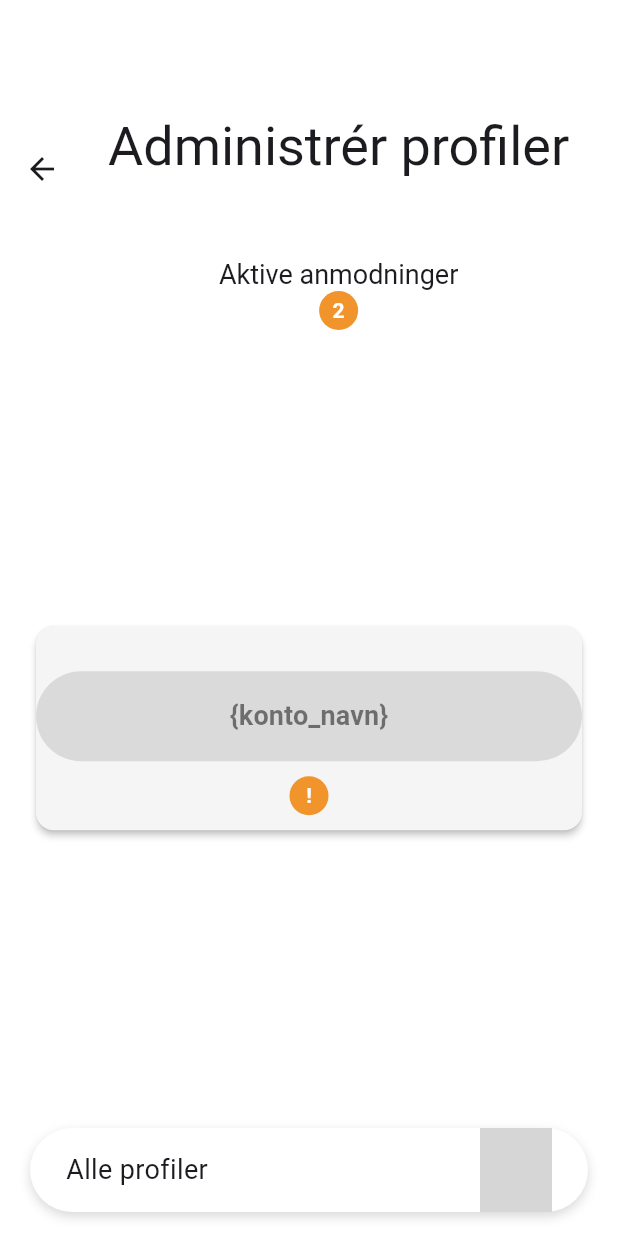
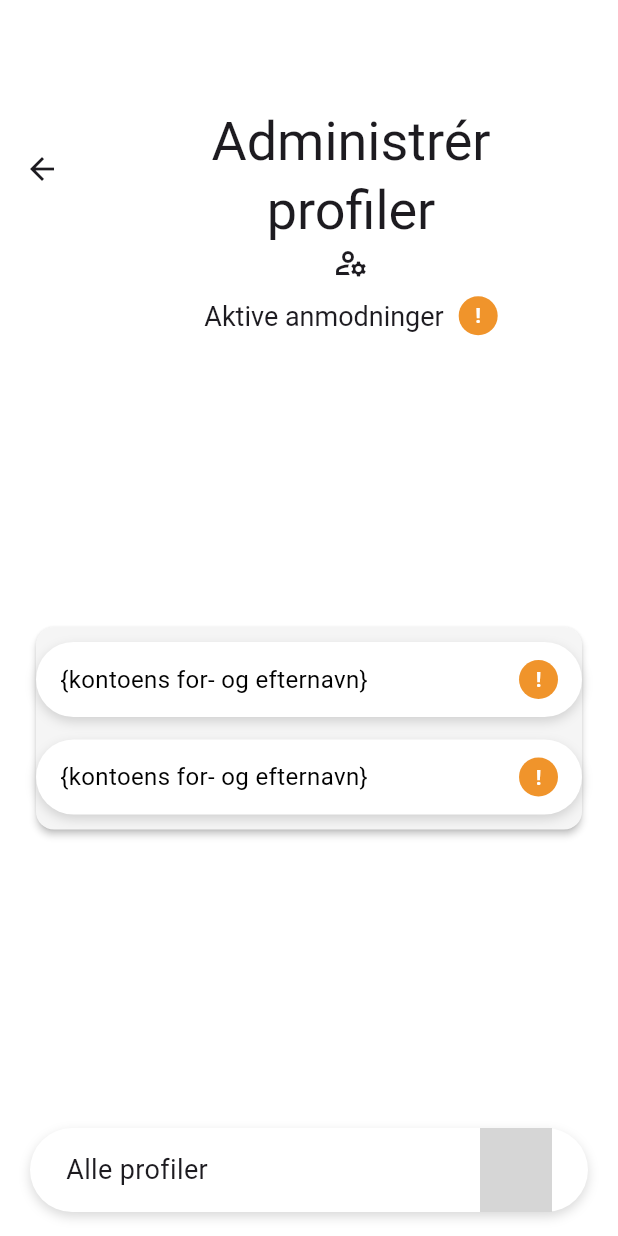
Before and after one commit to aau-giraf/foodplanner, a Flutter app: the AdminProfilesPage screen opened directly, on a phone screen of 412 x 824 dp. Run offline on Flutter 3.47's test engine with Material 3 defaults, Android fonts, the light colour scheme and no system bars; our stand-ins replace camera, dropdown_button2, flutter_advanced_switch, flutter_secure_storage, go_router, image_picker and 1 more; missing offline and left inert: flutter_advanced_segment, flutter_sficon, openapi_generator_annotations; accounts and stored records are empty; network calls fail; statements that could not run were skipped; grey boxes are pictures that could not be loaded.

Commit message:
#155: Update to the design

```diff
--- a/foodplanner/lib/pages/settings/deactivate_accounts.dart
+++ b/foodplanner/lib/pages/admin/profiles/admin_all_profiles.dart
@@ -9,6 +9,7 @@ import 'package:foodplanner/config/text_styles.dart';
 import 'package:foodplanner/models/user.dart';
 import 'package:foodplanner/services/api_config.dart';
 import 'package:foodplanner/services/user_service.dart';
+import 'package:foodplanner/components/nav_bar.dart';
 
 class AdminAllProfiles extends StatefulWidget {
   static final UserService userService = UserService(apiUrl: ApiConfig.baseUrl);
@@ -112,7 +113,7 @@ class _AdminAllProfilesState extends State<AdminAllProfiles> {
   Widget build(BuildContext context) {
     return Scaffold(
       appBar: AppBar(
-        leading: Padding(
+        /*leading: Padding(
           padding: const EdgeInsets.only(left: 20),
           child: InkWell(
             onTap: () {
@@ -135,13 +136,37 @@ class _AdminAllProfilesState extends State<AdminAllProfiles> {
         ),
         leadingWidth: 200,
         backgroundColor: Colors.white,
-        scrolledUnderElevation: 0,
+        scrolledUnderElevation: 0,*/
+        backgroundColor: Colors.white,
+        toolbarHeight: 225,
+        centerTitle: true,
+        title: Padding(
+          padding: const EdgeInsets.only(top: 70),
+          child: Column(
+            mainAxisSize: MainAxisSize.min,
+            children: [
+              Text(
+                'Administrér',
+                style: TextStyle(fontSize: 36),
+                textAlign: TextAlign.center,
+              ),
+              Text(
+                'profiler',
+                style: TextStyle(fontSize: 36),
+                textAlign: TextAlign.center,
+              ),
+              Icon(
+                Icons.manage_accounts_outlined,
+              ),
+            ],
+          ),
+        ),
       ),
       backgroundColor: Colors.white,
       body: SingleChildScrollView(
         child: Column(
           children: [
-            SettingsWidget(
+            /*SettingsWidget(
               leftIcon: SFIcons.sf_person_crop_circle_fill_badge_minus,
               title: 'Deaktiver profiler',
               subTitle:
@@ -150,7 +175,7 @@ class _AdminAllProfilesState extends State<AdminAllProfiles> {
             ),
             SizedBox(
               height: 20,
-            ),
+            ),*/
             SearchField(
               controller: searchController,
               hintText: 'Søg efter bruger',
@@ -191,6 +216,7 @@ class _AdminAllProfilesState extends State<AdminAllProfiles> {
           ],
         ),
       ),
+      bottomNavigationBar: NavBar(),
     );
   }
 }
--- a/foodplanner/lib/pages/Admin_profiles.dart
+++ b/foodplanner/lib/pages/admin/profiles/admin_one_profile.dart
@@ -1,50 +1,32 @@
 import 'package:flutter/material.dart';
-import 'package:foodplanner/components/button.dart';
+import 'package:flutter_advanced_switch/flutter_advanced_switch.dart';
 import 'package:flutter_sficon/flutter_sficon.dart';
-import 'package:foodplanner/components/nav_bar.dart';
+import 'package:foodplanner/components/search_field.dart';
 import 'package:foodplanner/components/settings_widget.dart';
+import 'package:foodplanner/components/popup_box.dart';
 import 'package:foodplanner/config/colors.dart';
 import 'package:foodplanner/config/text_styles.dart';
-import 'package:foodplanner/pages/Admin_profiles.dart';
-import 'package:foodplanner/pages/settings/deactivate_accounts.dart';
-import 'package:foodplanner/pages/settings/admin_approve_page.dart';
-import 'package:go_router/go_router.dart';
+import 'package:foodplanner/models/user.dart';
+import 'package:foodplanner/services/api_config.dart';
 import 'package:foodplanner/services/user_service.dart';
-import 'package:foodplanner/services/api_config.dart';
-import 'package:foodplanner/models/user.dart';
+import 'package:foodplanner/components/nav_bar.dart';
+import 'package:foodplanner/services/user_service.dart';
 
-class AdminProfilesPage extends StatefulWidget {
-  const AdminProfilesPage({super.key});
+class AdminOneProfile extends StatefulWidget {
+  const AdminOneProfile({super.key});
   static final UserService userService = UserService(apiUrl: ApiConfig.baseUrl);
 
   @override
-  State<AdminProfilesPage> createState() => _AdminProfilesPageState();
+  State<AdminOneProfile> createState() => _AdminOneProfileState();
 }
 
-class _AdminProfilesPageState extends State<AdminProfilesPage> {
+class _AdminOneProfileState extends State<AdminOneProfile> {
   List<User> _users = [];
   bool _isLoading = true;
 
   @override
   void initState() {
     super.initState();
-    _loadUsers();
-  }
-
-  // Function to load users asynchronously
-  Future<void> _loadUsers() async {
-    try {
-      final users = await AdminProfilesPage.userService.fetchApproveUsers();
-      setState(() {
-        _users = users;
-        _isLoading = false;
-      });
-    } catch (e) {
-      print('Error loading users: $e');
-      setState(() {
-        _isLoading = false;
-      });
-    }
   }
 
   @override
@@ -60,34 +42,19 @@ class _AdminProfilesPageState extends State<AdminProfilesPage> {
             mainAxisSize: MainAxisSize.min,
             children: [
               Text(
-                'Administrér profiler',
+                'Administrér',
                 style: TextStyle(fontSize: 36),
                 textAlign: TextAlign.center,
               ),
-              SizedBox(height: 50),
               Text(
-                  'Aktive anmodninger',
-                  style: TextStyle(fontSize: 18),
-                  textAlign: TextAlign.center,
+                'profiler',
+                style: TextStyle(fontSize: 36),
+                textAlign: TextAlign.center,
               ),
-              Container(
-                width: 26,
-                height: 26,
-                decoration: BoxDecoration(
-                  color: AppColors.primary, // Din orange
-                  shape: BoxShape.circle,
-                ),
-                child: Center(
-                  child: Text(
-                    '2',
-                    style: const TextStyle(
-                      color: Colors.white,
-                      fontWeight: FontWeight.bold,
-                      fontSize: 14,
-                    ),
-                  ),
-                ),
+              Icon(
+                Icons.manage_accounts_outlined,
               ),
+              SizedBox(height: 35),
             ],
           ),
         ),
@@ -138,7 +105,6 @@ class _AdminProfilesPageState extends State<AdminProfilesPage> {
                     ColoredBox(
                       color: Colors.blue,
                     ),
-                    const SizedBox(height: 10),
                     /*SettingsWidget(
                       leftIcon: SFIcons.sf_person_crop_circle_fill_badge_checkmark,
                       title: 'Godkend profiler',
@@ -179,34 +145,6 @@ class _AdminProfilesPageState extends State<AdminProfilesPage> {
                         );
                       },
                     ),*/
-                    Padding(
-                      padding: const EdgeInsets.symmetric(vertical: 10),
-                      child: CustomButton(
-                        onTab: null,
-                        text: "{konto_navn}",
-                        foregroundColor: AppColors.textPrimary,
-                        backgroundColor: AppColors.background,
-                        size: ButtonSize.medium,
-                      ),
-                    ),
-                    Container(
-                      width: 26,
-                      height: 26,
-                      decoration: BoxDecoration(
-                        color: AppColors.primary, // Din orange
-                        shape: BoxShape.circle,
-                      ),
-                      child: Center(
-                        child: Text(
-                          '!',
-                          style: const TextStyle(
-                            color: Colors.white,
-                            fontWeight: FontWeight.bold,
-                            fontSize: 14,
-                          ),
-                        ),
-                      ),
-                    ),
                   ],
                 ),
               ),
@@ -215,20 +153,17 @@ class _AdminProfilesPageState extends State<AdminProfilesPage> {
               padding: const EdgeInsets.symmetric(vertical: 16),
               child: GestureDetector(
                 onTap: () {
-                  Navigator.push(
-                    context,
-                    MaterialPageRoute(builder: (context) => const AdminAllProfiles()),
-                  );
+
                 },
                 child: Container(
                   height: 56,
                   padding: const EdgeInsets.symmetric(horizontal: 24),
                   decoration: BoxDecoration(
-                    color: Colors.white,                         // hvid som i Figma
-                    borderRadius: BorderRadius.circular(50),     // pill-form
+                    color: Colors.white,
+                    borderRadius: BorderRadius.circular(50),
                     boxShadow: [
                       BoxShadow(
-                        color: Colors.black.withOpacity(0.15),   // let skygge
+                        color: Colors.black.withOpacity(0.15),
                         blurRadius: 6,
                         offset: const Offset(0, 3),
                       ),
--- /dev/null
+++ b/foodplanner/lib/pages/admin/profiles/admin_profiles.dart
@@ -0,0 +1,339 @@
+import 'package:flutter/material.dart';
+import 'package:foodplanner/components/button.dart';
+import 'package:flutter_sficon/flutter_sficon.dart';
+import 'package:foodplanner/components/nav_bar.dart';
+import 'package:foodplanner/components/settings_widget.dart';
+import 'package:foodplanner/config/colors.dart';
+import 'package:foodplanner/config/text_styles.dart';
+import 'package:foodplanner/pages/admin/profiles/admin_profiles.dart';
+import 'package:foodplanner/pages/admin/profiles/admin_all_profiles.dart';
+import 'package:foodplanner/pages/settings/admin_approve_page.dart';
+import 'package:go_router/go_router.dart';
+import 'package:foodplanner/services/user_service.dart';
+import 'package:foodplanner/services/api_config.dart';
+import 'package:foodplanner/models/user.dart';
+import 'package:foodplanner/pages/admin/profiles/admin_one_profile.dart';
+
+class AdminProfilesPage extends StatefulWidget {
+  const AdminProfilesPage({super.key});
+  static final UserService userService = UserService(apiUrl: ApiConfig.baseUrl);
+
+  @override
+  State<AdminProfilesPage> createState() => _AdminProfilesPageState();
+}
+
+class _AdminProfilesPageState extends State<AdminProfilesPage> {
+  List<User> _users = [];
+  bool _isLoading = true;
+
+  @override
+  void initState() {
+    super.initState();
+    _loadUsers();
+  }
+
+  // Function to load users asynchronously
+  Future<void> _loadUsers() async {
+    try {
+      final users = await AdminProfilesPage.userService.fetchApproveUsers();
+      setState(() {
+        _users = users;
+        _isLoading = false;
+      });
+    } catch (e) {
+      print('Error loading users: $e');
+      setState(() {
+        _isLoading = false;
+      });
+    }
+  }
+
+  @override
+  Widget build(BuildContext context) {
+    return Scaffold(
+      appBar: AppBar(
+        backgroundColor: Colors.white,
+        toolbarHeight: 225,
+        centerTitle: true,
+        title: Padding(
+          padding: const EdgeInsets.only(top: 70),
+          child: Column(
+            mainAxisSize: MainAxisSize.min,
+            children: [
+              Text(
+                'Administrér',
+                style: TextStyle(fontSize: 36),
+                textAlign: TextAlign.center,
+              ),
+              Text(
+                'profiler',
+                style: TextStyle(fontSize: 36),
+                textAlign: TextAlign.center,
+              ),
+              Icon(
+                Icons.manage_accounts_outlined,
+              ),
+              SizedBox(height: 10),
+              Row(
+                mainAxisAlignment: MainAxisAlignment.center,
+                children: [
+                  Text(
+                    'Aktive anmodninger',
+                    style: TextStyle(fontSize: 18),
+                    textAlign: TextAlign.center,
+                  ),
+                  SizedBox(width: 10),
+                  Container(
+                      width: 26,
+                      height: 26,
+                      decoration: BoxDecoration(
+                        color: AppColors.primary, // Din orange
+                        shape: BoxShape.circle,
+                      ),
+                      alignment: Alignment.center,child: Text(
+                        '!',
+                        style: TextStyle(
+                          color: Colors.white,
+                          fontWeight: FontWeight.bold,
+                          fontSize: 14,
+                        ),
+                      ),
+                    ),
+                ],
+              )
+            ],
+          ),
+        ),
+      ),
+      backgroundColor: Colors.white,
+      body: Padding(
+        padding: const EdgeInsets.symmetric(horizontal: 20),
+        child:
+        Column(
+          crossAxisAlignment: CrossAxisAlignment.stretch,
+          mainAxisAlignment: MainAxisAlignment.spaceBetween,
+          children: [
+            const SizedBox(height: 10),
+              ..._users.asMap().entries.map((entry) {
+                final index = entry.key;
+                final user  = entry.value;
+                return Padding(
+                  padding: const EdgeInsets.symmetric(),
+                  child: SettingsWidget(
+                    title: "${user.firstName} ${user.lastName}",
+                    type: SettingsType.inlineItems,
+                    cta: IconButton(
+                      icon: const SFIcon(
+                        SFIcons.sf_checkmark_circle_fill,
+                      ),
+                      onPressed: () async {
+                        setState(() {
+                          _users.removeAt(index);
+                        });
+                      },
+                    ),
+                    clickable: true,
+                    ctaFunction: () async {
+                      setState(() {
+                        _users.removeAt(index);
+                      });
+                    },
+                  ),
+                );
+              }).toList(),
+            Card(
+              elevation: 2,
+              color: AppColors.background,
+              child: Padding(
+                padding: const EdgeInsets.symmetric(vertical: 10),
+                child: Column(
+                  children: [
+                    ColoredBox(
+                      color: Colors.blue,
+                    ),
+                    /*SettingsWidget(
+                      leftIcon: SFIcons.sf_person_crop_circle_fill_badge_checkmark,
+                      title: 'Godkend profiler',
+                      subTitle: 'Gå til godkendelse af nye profiler',
+                      type: SettingsType.inlineItems,
+                      cta: Row(
+                        mainAxisSize: MainAxisSize.min,
+                        children: const [
+                          SFIcon(SFIcons.sf_chevron_forward),
+                          SizedBox(width: 10),
+                        ],
+                      ),
+                      clickable: true,
+                      ctaFunction: () {
+                        Navigator.push(
+                          context,
+                          MaterialPageRoute(builder: (context) => const AdminApprovePage()),
+                        );
+                      },
+                    ),*/
+                    /*SettingsWidget(
+                      leftIcon: SFIcons.sf_person_fill_badge_minus,
+                      title: 'Deaktiver profiler',
+                      subTitle: 'Gå til deaktivering af profiler',
+                      type: SettingsType.inlineItems,
+                      cta: Row(
+                        mainAxisSize: MainAxisSize.min,
+                        children: const [
+                          SFIcon(SFIcons.sf_chevron_forward),
+                          SizedBox(width: 10),
+                        ],
+                      ),
+                      clickable: true,
+                      ctaFunction: () {
+                        Navigator.push(
+                          context,
+                          MaterialPageRoute(builder: (context) => const AdminAllProfiles()),
+                        );
+                      },
+                    ),*/
+                    GestureDetector(
+                      onTap: () {
+                        Navigator.push(
+                          context,
+                          MaterialPageRoute(builder: (context) => const AdminOneProfile()),
+                        );
+                      },
+                      child: Container(
+                        padding: EdgeInsets.symmetric(vertical: 12, horizontal: 16),
+                        decoration: BoxDecoration(
+                          color: AppColors.textSecondary,
+                          borderRadius: BorderRadius.circular(50),
+                          boxShadow: [
+                            BoxShadow(
+                              color: Colors.black.withOpacity(0.15),
+                              blurRadius: 6,
+                              offset: const Offset(0, 3),
+                            ),
+                          ],
+                        ),
+                        child: Row(
+                          mainAxisAlignment: MainAxisAlignment.spaceBetween,
+                          children: [
+                            Text(
+                              '{kontoens for- og efternavn}',
+                              style: TextStyle(
+                                color: AppColors.textPrimary,
+                                fontSize: 16,
+                              ),
+                            ),
+                            Container(
+                              width: 26,
+                              height: 26,
+                              decoration: BoxDecoration(
+                                color: AppColors.primary, // Din orange
+                                shape: BoxShape.circle,
+                              ),
+                              alignment: Alignment.center,child: Text(
+                                '!',
+                                style: TextStyle(
+                                  color: Colors.white,
+                                  fontWeight: FontWeight.bold,
+                                  fontSize: 14,
+                                ),
+                              ),
+                            ),
+                          ],
+                        ),
+                      ),
+                    ),
+                    SizedBox(height: 15,),
+                    GestureDetector(
+                      onTap: () {null;},
+                      child: Container(
+                        padding: EdgeInsets.symmetric(vertical: 12, horizontal: 16),
+                        decoration: BoxDecoration(
+                          color: AppColors.textSecondary,
+                          borderRadius: BorderRadius.circular(50),
+                          boxShadow: [
+                            BoxShadow(
+                              color: Colors.black.withOpacity(0.15),
+                              blurRadius: 6,
+                              offset: const Offset(0, 3),
+                            ),
+                          ],
+                        ),
+                        child: Row(
+                          mainAxisAlignment: MainAxisAlignment.spaceBetween,
+                          children: [
+                            Text(
+                              '{kontoens for- og efternavn}',
+                              style: TextStyle(
+                                color: AppColors.textPrimary,
+                                fontSize: 16,
+                              ),
+                            ),
+                            Container(
+                              width: 26,
+                              height: 26,
+                              decoration: BoxDecoration(
+                                color: AppColors.primary, // Din orange
+                                shape: BoxShape.circle,
+                              ),
+                              alignment: Alignment.center,child: Text(
+                                '!',
+                                style: TextStyle(
+                                  color: Colors.white,
+                                  fontWeight: FontWeight.bold,
+                                  fontSize: 14,
+                                ),
+                              ),
+                            ),
+                          ],
+                        ),
+                      ),
+                    ),
+                  ],
+                ),
+              ),
+            ),
+            Padding(
+              padding: const EdgeInsets.symmetric(vertical: 16),
+              child: GestureDetector(
+                onTap: () {
+                  Navigator.push(
+                    context,
+                    MaterialPageRoute(builder: (context) => const AdminAllProfiles()),
+                  );
+                },
+                child: Container(
+                  height: 56,
+                  padding: const EdgeInsets.symmetric(horizontal: 24),
+                  decoration: BoxDecoration(
+                    color: Colors.white,
+                    borderRadius: BorderRadius.circular(50),
+                    boxShadow: [
+                      BoxShadow(
+                        color: Colors.black.withOpacity(0.15),
+                        blurRadius: 6,
+                        offset: const Offset(0, 3),
+                      ),
+                    ],
+                  ),
+                  child: Row(
+                    mainAxisAlignment: MainAxisAlignment.spaceBetween,
+                    children: const [
+                      Text(
+                        'Alle profiler',
+                        style: TextStyle(
+                          fontSize: 18,
+                          fontWeight: FontWeight.w400,
+                        ),
+                      ),
+                      SFIcon(SFIcons.sf_chevron_forward),
+                    ],
+                  ),
+                ),
+              ),
+            ),
+          ],
+        ),
+      ),
+      bottomNavigationBar: NavBar(),
+    );
+  }
+}
--- a/foodplanner/lib/pages/landing_page_admin.dart
+++ b/foodplanner/lib/pages/landing_page_admin.dart
@@ -17,8 +17,8 @@ import 'package:foodplanner/services/user_service.dart';
 import 'package:foodplanner/pages/settings/admin_approve_page.dart';
 import 'package:foodplanner/pages/settings/settings.dart';
 import 'package:provider/provider.dart';
-import 'package:foodplanner/pages/settings/deactivate_accounts.dart';
-import 'package:foodplanner/pages/Admin_profiles.dart';
+import 'package:foodplanner/pages/admin/profiles/admin_all_profiles.dart';
+import 'package:foodplanner/pages/admin/profiles/admin_profiles.dart';
 
 class AdminLandingPage extends StatefulWidget {
   const AdminLandingPage({super.key});
--- a/foodplanner/lib/pages/settings/settings.dart
+++ b/foodplanner/lib/pages/settings/settings.dart
@@ -13,7 +13,7 @@ import 'package:foodplanner/pages/settings/admin_approve_page.dart';
 import 'package:foodplanner/pages/settings/SchoolClasses.dart';
 import 'package:foodplanner/routes/user_roles.dart';
 import 'package:provider/provider.dart';
-import 'package:foodplanner/pages/settings/deactivate_accounts.dart';
+import 'package:foodplanner/pages/admin/profiles/admin_all_profiles.dart';
 import 'package:go_router/go_router.dart';
 
 class Settings extends StatefulWidget {
```
